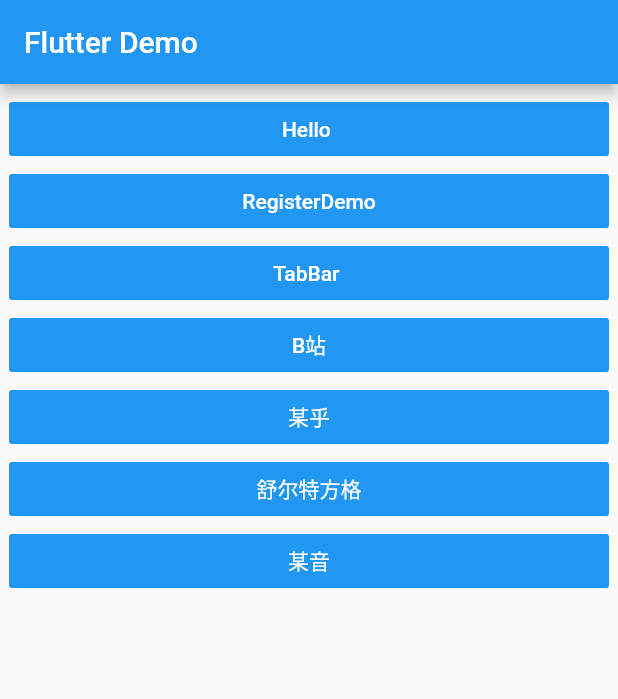
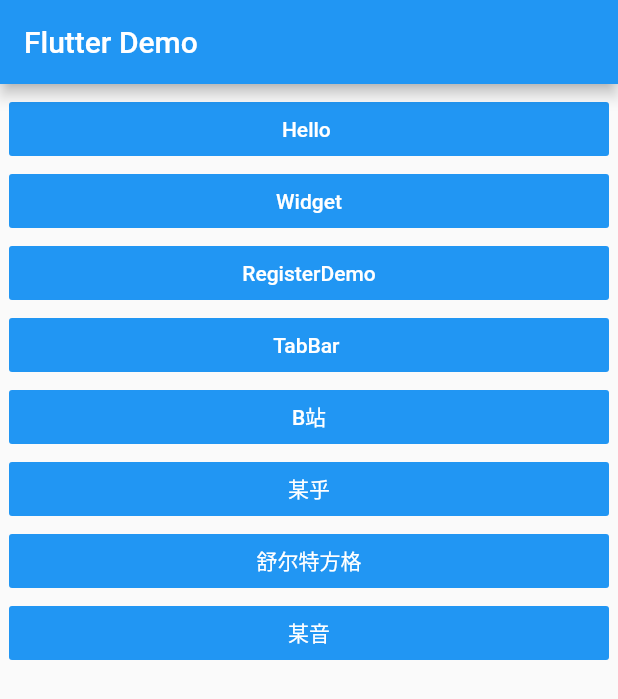
Before and after one commit to YouLe2016/flutter_learn3, a Flutter app: the screen it shows after launch, on a phone screen of 412 x 824 dp. Shown: the top 699 px of the screen. Run offline on Flutter 3.47's test engine with Material 2 defaults, Android fonts, the phone set to English and light mode, and no system bars; our stand-ins replace dio, marquee.

Commit message:
2020年1月3日 18:18:59

```diff
--- a/lib/main.dart
+++ b/lib/main.dart
@@ -1,4 +1,6 @@
 import 'package:FlutterDemo/register/register_demo.dart';
+import 'package:FlutterDemo/widget/container/padding_widget.dart';
+import 'package:FlutterDemo/widget/widget_page.dart' as widget;
 import 'package:flutter/material.dart';
 
 import 'bilibili.dart';
@@ -14,6 +16,8 @@ import 'hello/page2.dart';
 import 'hello/stack_page.dart';
 import 'hello/widget_page.dart';
 import 'setfg/setfg_page.dart';
+import 'widget/container/constrained_box_widget.dart';
+import 'widget/container/decorated_box_widget.dart';
 import 'widget/tabbar_widget.dart';
 import 'zhihu/zhihu_page.dart';
 
@@ -27,6 +31,12 @@ class MyApp extends StatelessWidget {
       home: MyHomePage(),
 //      initialRoute: "douyin",
       routes: {
+        // widget
+        '/widget_page': (context) => widget.WidgetPage(),
+        '/padding_widget': (context) => PaddingWidget(),
+        '/constrained_box_widget': (context) => ConstrainedBoxWidget(),
+        '/decorated_box_widget': (context) => DecoratedBoxWidget(),
+
         '/regiter_page': (context) => RegisterDemo(),
 
         // 三天学会flutter
@@ -74,6 +84,7 @@ class MyHomePage extends StatelessWidget {
               },
               child: Text("Hello "),
             ),
+            MainButton(text: "Widget", routeName: "/widget_page"),
             MainButton(text: "RegisterDemo", routeName: "/regiter_page"),
             MainButton(text: "TabBar ", routeName: "TabBarWidget"),
             FlatButton(
--- /dev/null
+++ b/lib/widget/widget_page.dart
@@ -0,0 +1,23 @@
+import 'package:FlutterDemo/component/main_button.dart';
+import 'package:flutter/material.dart';
+
+class WidgetPage extends StatelessWidget {
+  @override
+  Widget build(BuildContext context) {
+    return Scaffold(
+      appBar: AppBar(
+        title: Text("Hello"),
+      ),
+      body: Padding(
+        padding: EdgeInsets.all(8),
+        child: ListView(
+          children: <Widget>[
+            MainButton(text: "Padding", routeName: "/padding_widget"),
+            MainButton(text: "ConstrainedBox", routeName: "/constrained_box_widget"),
+            MainButton(text: "DecoratedBox", routeName: "/decorated_box_widget"),
+          ],
+        ),
+      ),
+    );
+  }
+}
```
Also changed, not shown: lib/widget/container/constrained_box_widget.dart (added, +43 -0 lines), lib/widget/container/decorated_box_widget.dart (added, +43 -0 lines), lib/widget/container/padding_widget.dart (added, +45 -0 lines), lib/widget/edit_widget.dart (+0 -21 lines).
